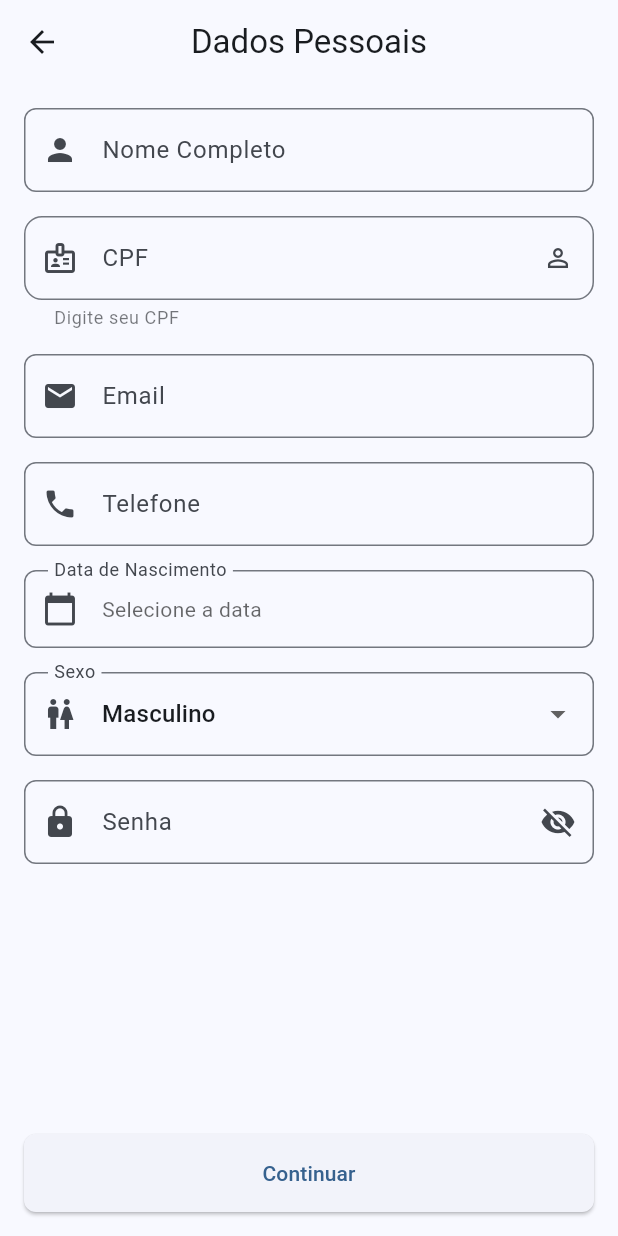
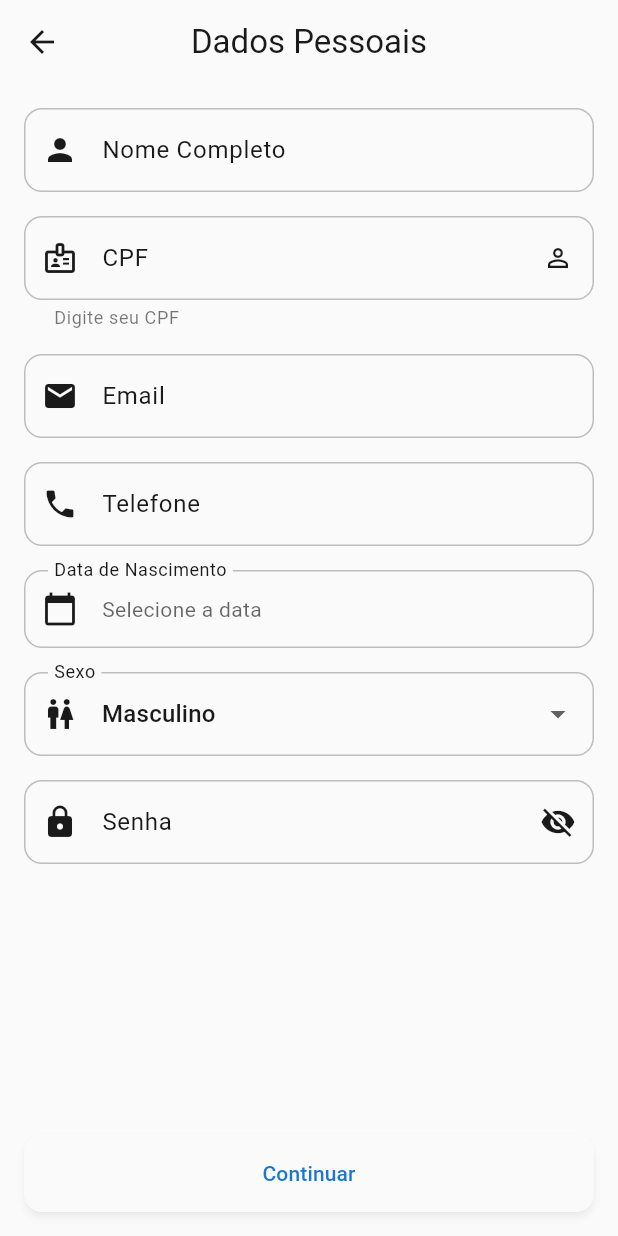
Before and after one commit to gabrielmaialva33/NFCGuardv, a Flutter app: the screen it shows after launch, after a tap on "Entrar", after a tap on "Não tem conta? Cadastre-se", on a phone screen of 412 x 824 dp. Run offline on Flutter 3.47's test engine with Material 3 defaults, Android fonts, the phone set to English and light mode, and no system bars; our stand-ins replace device_info_plus, flutter_riverpod, flutter_secure_storage, riverpod_annotation, supabase_flutter; missing offline and left inert: ndef_record, nfc_manager, nfc_manager_ndef, ntp, search_cep; accounts and stored records are empty; generated files the repository leaves out were written again.

Commit message:
refactor: Enhance AppTheme with custom color palette and component styling
This commit significantly refactors `AppTheme` to introduce a custom color palette for NFCGuard and apply more detailed styling to various UI components for both light and dark themes.

Key changes:

- **Custom Color Palette:**
    - Defined a new color palette with `_primaryBlue`, `_secondaryBlue`, `_accentGreen`, `_warningOrange`, and `_errorRed`.
- **ColorScheme Overhaul:**
    - Replaced `ColorScheme.fromSeed` with explicitly defined `ColorScheme` instances (`lightColorScheme` and `darkColorScheme`) using the new custom palette.
    - Updated colors for `primary`, `onPrimary`, `secondary`, `onSecondary`, `tertiary`, `onTertiary`, `error`, `onError`, `surface`, `onSurface`, `surfaceContainerHighest`, `outline`, `outlineVariant`, `inverseSurface`, `onInverseSurface`, `inversePrimary`, and `surfaceTint` for both themes.
- **AppBarTheme:**
    - Set `backgroundColor` to `colorScheme.surface`.
    - Set `foregroundColor` to `colorScheme.onSurface`.
    - Set `surfaceTintColor` to `Colors.transparent`.
- **ElevatedButtonTheme:**
    - Changed `borderRadius` from 8 to 12.
    - Added `elevation` (2 for light, 4 for dark).
    - Added `shadowColor`.
- **OutlinedButtonTheme (New):**
    - Added styling for `OutlinedButtonThemeData` with `padding`, `shape` (borderRadius 12), and `side` (border color from `colorScheme.outline`).
- **CardTheme (New):**
    - Added `CardTheme` with `elevation` (4 for light, 8 for dark), `shadowColor`, `shape` (borderRadius 12), and `color` (surface for light, surfaceContainerHighest for dark).
- **InputDecorationTheme:**
    - Changed `borderRadius` for borders from 8 to 12.
    - Added explicit styling for `enabledBorder`, `focusedBorder`, and `errorBorder` using theme colors.
    - Set `filled` to `true`.
    - Set `fillColor` (surface for light, surfaceContainerHighest for dark).
- **SnackBarTheme (New):**
    - Added `SnackBarThemeData` with custom `backgroundColor`, `contentTextStyle`, `shape` (borderRadius 8), and `behavior` (floating).

```diff
--- a/lib/core/theme/app_theme.dart
+++ b/lib/core/theme/app_theme.dart
@@ -1,44 +1,175 @@
 import 'package:flutter/material.dart';
 
 class AppTheme {
+  // Paleta de cores personalizada para NFCGuard
+  static const Color _primaryBlue = Color(0xFF1976D2);
+  static const Color _secondaryBlue = Color(0xFF42A5F5);
+  static const Color _accentGreen = Color(0xFF4CAF50);
+  static const Color _warningOrange = Color(0xFFFF9800);
+  static const Color _errorRed = Color(0xFFE53935);
+
   static ThemeData get lightTheme {
+    const lightColorScheme = ColorScheme(
+      brightness: Brightness.light,
+      primary: _primaryBlue,
+      onPrimary: Colors.white,
+      secondary: _secondaryBlue,
+      onSecondary: Colors.white,
+      tertiary: _accentGreen,
+      onTertiary: Colors.white,
+      error: _errorRed,
+      onError: Colors.white,
+      surface: Color(0xFFFAFAFA),
+      onSurface: Color(0xFF1A1A1A),
+      surfaceContainerHighest: Color(0xFFE8E8E8),
+      outline: Color(0xFFBDBDBD),
+      outlineVariant: Color(0xFFE0E0E0),
+      inverseSurface: Color(0xFF2C2C2C),
+      onInverseSurface: Color(0xFFF5F5F5),
+      inversePrimary: Color(0xFF90CAF9),
+      surfaceTint: _primaryBlue,
+    );
+
     return ThemeData(
       useMaterial3: true,
-      colorScheme: ColorScheme.fromSeed(
-        seedColor: const Color(0xFF2196F3),
-        brightness: Brightness.light,
+      colorScheme: lightColorScheme,
+      appBarTheme: AppBarTheme(
+        centerTitle: true,
+        elevation: 0,
+        backgroundColor: lightColorScheme.surface,
+        foregroundColor: lightColorScheme.onSurface,
+        surfaceTintColor: Colors.transparent,
       ),
-      appBarTheme: const AppBarTheme(centerTitle: true, elevation: 0),
       elevatedButtonTheme: ElevatedButtonThemeData(
         style: ElevatedButton.styleFrom(
           padding: const EdgeInsets.symmetric(horizontal: 32, vertical: 16),
-          shape: RoundedRectangleBorder(borderRadius: BorderRadius.circular(8)),
+          shape: RoundedRectangleBorder(borderRadius: BorderRadius.circular(12)),
+          elevation: 2,
+          shadowColor: Colors.black26,
         ),
       ),
+      outlinedButtonTheme: OutlinedButtonThemeData(
+        style: OutlinedButton.styleFrom(
+          padding: const EdgeInsets.symmetric(horizontal: 32, vertical: 16),
+          shape: RoundedRectangleBorder(borderRadius: BorderRadius.circular(12)),
+          side: BorderSide(color: lightColorScheme.outline),
+        ),
+      ),
+      cardTheme: CardTheme(
+        elevation: 4,
+        shadowColor: Colors.black12,
+        shape: RoundedRectangleBorder(borderRadius: BorderRadius.circular(12)),
+        color: lightColorScheme.surface,
+      ),
       inputDecorationTheme: InputDecorationTheme(
-        border: OutlineInputBorder(borderRadius: BorderRadius.circular(8)),
+        border: OutlineInputBorder(
+          borderRadius: BorderRadius.circular(12),
+          borderSide: BorderSide(color: lightColorScheme.outline),
+        ),
+        enabledBorder: OutlineInputBorder(
+          borderRadius: BorderRadius.circular(12),
+          borderSide: BorderSide(color: lightColorScheme.outline),
+        ),
+        focusedBorder: OutlineInputBorder(
+          borderRadius: BorderRadius.circular(12),
+          borderSide: BorderSide(color: lightColorScheme.primary, width: 2),
+        ),
+        errorBorder: OutlineInputBorder(
+          borderRadius: BorderRadius.circular(12),
+          borderSide: BorderSide(color: lightColorScheme.error),
+        ),
         contentPadding: const EdgeInsets.all(16),
+        filled: true,
+        fillColor: lightColorScheme.surface,
+      ),
+      snackBarTheme: SnackBarThemeData(
+        backgroundColor: lightColorScheme.inverseSurface,
+        contentTextStyle: TextStyle(color: lightColorScheme.onInverseSurface),
+        shape: RoundedRectangleBorder(borderRadius: BorderRadius.circular(8)),
+        behavior: SnackBarBehavior.floating,
       ),
     );
   }
 
   static ThemeData get darkTheme {
+    const darkColorScheme = ColorScheme(
+      brightness: Brightness.dark,
+      primary: Color(0xFF90CAF9),
+      onPrimary: Color(0xFF0D47A1),
+      secondary: Color(0xFF81C784),
+      onSecondary: Color(0xFF1B5E20),
+      tertiary: Color(0xFFA5D6A7),
+      onTertiary: Color(0xFF2E7D32),
+      error: Color(0xFFEF5350),
+      onError: Color(0xFFB71C1C),
+      surface: Color(0xFF121212),
+      onSurface: Color(0xFFE0E0E0),
+      surfaceContainerHighest: Color(0xFF2C2C2C),
+      outline: Color(0xFF616161),
+      outlineVariant: Color(0xFF424242),
+      inverseSurface: Color(0xFFF5F5F5),
+      onInverseSurface: Color(0xFF1A1A1A),
+      inversePrimary: _primaryBlue,
+      surfaceTint: Color(0xFF90CAF9),
+    );
+
     return ThemeData(
       useMaterial3: true,
-      colorScheme: ColorScheme.fromSeed(
-        seedColor: const Color(0xFF2196F3),
-        brightness: Brightness.dark,
+      colorScheme: darkColorScheme,
+      appBarTheme: AppBarTheme(
+        centerTitle: true,
+        elevation: 0,
+        backgroundColor: darkColorScheme.surface,
+        foregroundColor: darkColorScheme.onSurface,
+        surfaceTintColor: Colors.transparent,
       ),
-      appBarTheme: const AppBarTheme(centerTitle: true, elevation: 0),
       elevatedButtonTheme: ElevatedButtonThemeData(
         style: ElevatedButton.styleFrom(
           padding: const EdgeInsets.symmetric(horizontal: 32, vertical: 16),
-          shape: RoundedRectangleBorder(borderRadius: BorderRadius.circular(8)),
+          shape: RoundedRectangleBorder(borderRadius: BorderRadius.circular(12)),
+          elevation: 4,
+          shadowColor: Colors.black54,
         ),
       ),
+      outlinedButtonTheme: OutlinedButtonThemeData(
+        style: OutlinedButton.styleFrom(
+          padding: const EdgeInsets.symmetric(horizontal: 32, vertical: 16),
+          shape: RoundedRectangleBorder(borderRadius: BorderRadius.circular(12)),
+          side: BorderSide(color: darkColorScheme.outline),
+        ),
+      ),
+      cardTheme: CardTheme(
+        elevation: 8,
+        shadowColor: Colors.black54,
+        shape: RoundedRectangleBorder(borderRadius: BorderRadius.circular(12)),
+        color: darkColorScheme.surfaceContainerHighest,
+      ),
       inputDecorationTheme: InputDecorationTheme(
-        border: OutlineInputBorder(borderRadius: BorderRadius.circular(8)),
+        border: OutlineInputBorder(
+          borderRadius: BorderRadius.circular(12),
+          borderSide: BorderSide(color: darkColorScheme.outline),
+        ),
+        enabledBorder: OutlineInputBorder(
+          borderRadius: BorderRadius.circular(12),
+          borderSide: BorderSide(color: darkColorScheme.outline),
+        ),
+        focusedBorder: OutlineInputBorder(
+          borderRadius: BorderRadius.circular(12),
+          borderSide: BorderSide(color: darkColorScheme.primary, width: 2),
+        ),
+        errorBorder: OutlineInputBorder(
+          borderRadius: BorderRadius.circular(12),
+          borderSide: BorderSide(color: darkColorScheme.error),
+        ),
         contentPadding: const EdgeInsets.all(16),
+        filled: true,
+        fillColor: darkColorScheme.surfaceContainerHighest,
+      ),
+      snackBarTheme: SnackBarThemeData(
+        backgroundColor: darkColorScheme.inverseSurface,
+        contentTextStyle: TextStyle(color: darkColorScheme.onInverseSurface),
+        shape: RoundedRectangleBorder(borderRadius: BorderRadius.circular(8)),
+        behavior: SnackBarBehavior.floating,
       ),
     );
   }
```
